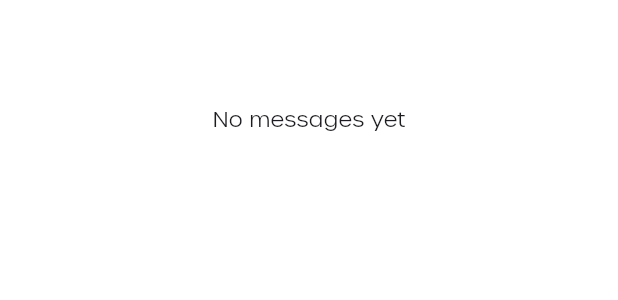
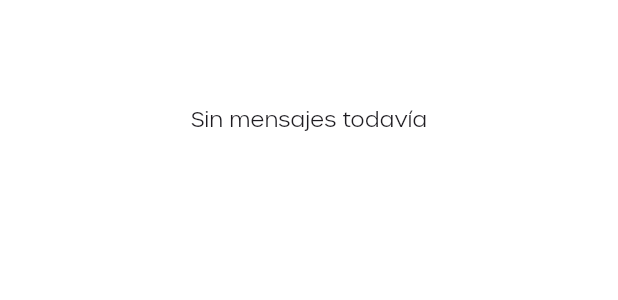
Before and after one commit to SwappyUPV/Swappy-Front, a Flutter app: the Body widget shown alone on an empty page, opened directly with empty values, on a phone screen of 412 x 824 dp. Shown: the part 423-723 px from the top of the screen. Run offline on Flutter 3.47's test engine with Material 3 defaults, Android fonts, the phone set to English and light mode, and no system bars; our stand-ins replace cached_network_image, cloud_firestore, firebase_auth, firebase_core, firebase_storage, flutter_svg and 6 more; accounts and stored records are empty; network calls fail; project files that could hold a hidden picture were left out.

```diff
--- a/lib/features/chat/presentation/screens/messages/components/body.dart
+++ b/lib/features/chat/presentation/screens/messages/components/body.dart
@@ -34,9 +34,9 @@ class BodyState extends State<Body> {
                 if (snapshot.connectionState == ConnectionState.waiting) {
                   return const Center(child: CircularProgressIndicator());
                 } else if (snapshot.hasError) {
-                  return const Center(child: Text("Error loading messages"));
+                  return const Center(child: Text("Error cargando mensajes"));
                 } else if (!snapshot.hasData || snapshot.data!.isEmpty) {
-                  return const Center(child: Text("No messages yet"));
+                  return const Center(child: Text("Sin mensajes todavía"));
                 }
 
                 final messages = snapshot.data!.reversed.toList();
@@ -75,7 +75,7 @@ class BodyState extends State<Body> {
                   widget.chat.uid, messageText, widget.userId!);
             } else {
               print(
-                  "Message not sent: messageText is empty or userId is null.");
+                  "Mensaje no enviado, campo vacío o usuario no loggeado.");
             }
           },
         ),
--- a/lib/features/profile/presentation/screens/profile_screen.dart
+++ b/lib/features/profile/presentation/screens/profile_screen.dart
@@ -73,7 +73,7 @@ class _ProfileState extends State<Profile> {
           mainAxisAlignment: MainAxisAlignment.start, // Align title to the left
           children: const [
             Text(
-              'Profile',
+              'Perfil',
               style: TextStyle(color: Colors.black),
             ),
           ],
--- a/lib/features/profile/presentation/widgets/profile_header.dart
+++ b/lib/features/profile/presentation/widgets/profile_header.dart
@@ -16,7 +16,7 @@ class ProfileHeader extends StatelessWidget {
         children: [
           CircleAvatar(
             backgroundImage: userModel.profilePicture != null
-                ? AssetImage(userModel.profilePicture!)
+                ? NetworkImage(userModel.profilePicture!)
                 : null,
             radius: 50,
           ),
```
Also changed, not shown: lib/features/chat/presentation/screens/messages/components/chat_input_field.dart (+12 -0 lines).
